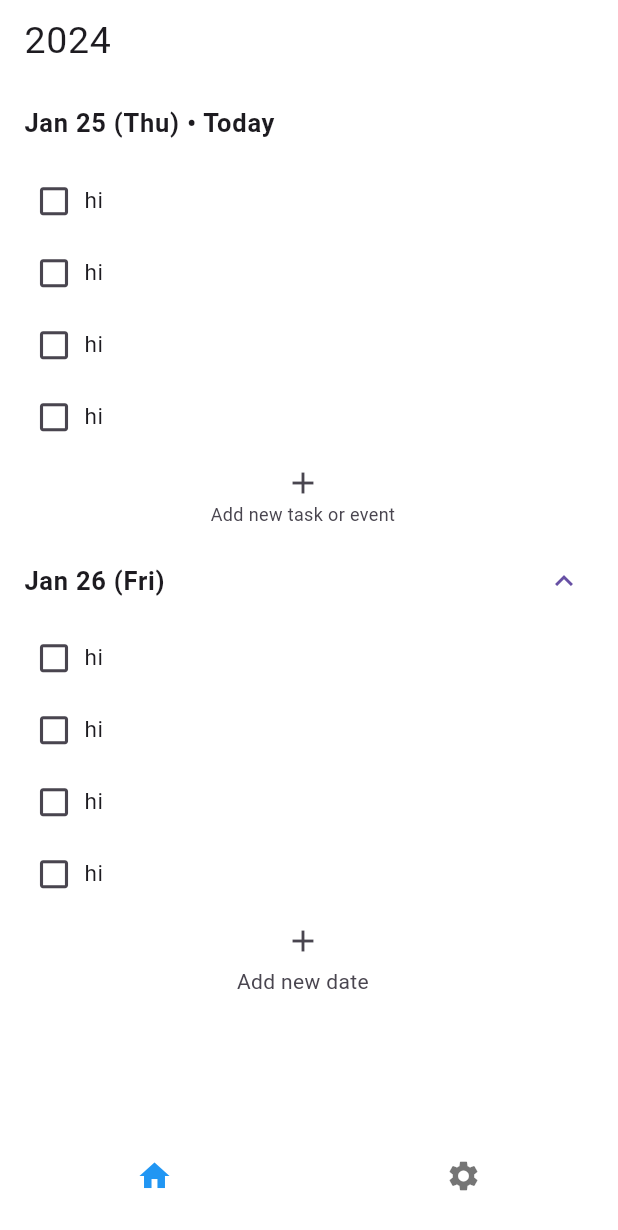
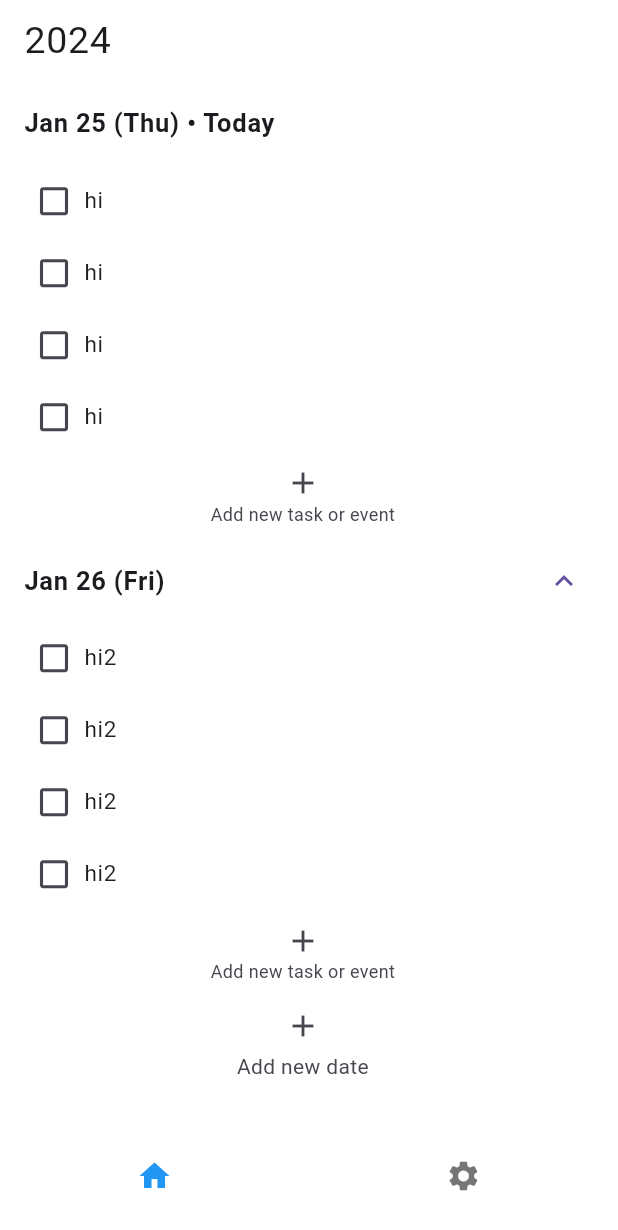
Before and after one commit to James1412/doers, a Flutter app: the screen it shows after launch, on a phone screen of 412 x 824 dp. Shown: the top 1230 px of the screen. Run offline on Flutter 3.47's test engine with Material 3 defaults, Android fonts, the phone set to English and light mode, and no system bars; drawn by our look-alikes of flutter_slidable, like_button; our stand-ins replace vibration; missing offline and left inert: animated_line_through.

Commit message:
tile model to move around dates

```diff
--- a/lib/models/date_tile_model.dart
+++ b/lib/models/date_tile_model.dart
@@ -1,6 +1,8 @@
+import 'package:doers/models/todo_tile_model.dart';
+
 class DateTileModel {
-  int index;
   DateTime date;
+  List<ToDoTileModel> events;
 
-  DateTileModel({required this.date, required this.index});
+  DateTileModel({required this.date, required this.events});
 }
--- a/lib/screens/home_screen.dart
+++ b/lib/screens/home_screen.dart
@@ -1,4 +1,5 @@
-import 'package:doers/components/drag_tile.dart';
+import 'package:doers/components/event_tile.dart';
+import 'package:doers/models/date_tile_model.dart';
 import 'package:doers/models/todo_tile_model.dart';
 import 'package:doers/utils.dart';
 import 'package:flutter/material.dart';
@@ -12,7 +13,10 @@ class HomeScreen extends StatefulWidget {
 }
 
 class _HomeScreenState extends State<HomeScreen> {
-  List<ToDoTileModel> todoList = [
+  List<DateTileModel> dateList = [
+    DateTileModel(
+      date: DateTime.now(),
+      events: [
         ToDoTileModel(
             date: DateTime.now(), text: 'hi', isChecked: ValueNotifier(false)),
         ToDoTileModel(
@@ -21,17 +25,74 @@ class _HomeScreenState extends State<HomeScreen> {
             date: DateTime.now(), text: 'hi', isChecked: ValueNotifier(false)),
         ToDoTileModel(
             date: DateTime.now(), text: 'hi', isChecked: ValueNotifier(false)),
+      ],
+    ),
+    DateTileModel(
+      date: DateTime.now().add(const Duration(days: 1)),
+      events: [
+        ToDoTileModel(
+            date: DateTime.now().add(const Duration(days: 1)),
+            text: 'hi2',
+            isChecked: ValueNotifier(false)),
+        ToDoTileModel(
+            date: DateTime.now().add(const Duration(days: 1)),
+            text: 'hi2',
+            isChecked: ValueNotifier(false)),
+        ToDoTileModel(
+            date: DateTime.now().add(const Duration(days: 1)),
+            text: 'hi2',
+            isChecked: ValueNotifier(false)),
+        ToDoTileModel(
+            date: DateTime.now().add(const Duration(days: 1)),
+            text: 'hi2',
+            isChecked: ValueNotifier(false)),
+      ],
+    ),
   ];
 
-  bool showItems = false;
+  String getDate(DateTime dateTime) {
+    if (isDateToday(dateTime)) {
+      return "${months[dateTime.month]} ${dateTime.day} (${weekdays[dateTime.weekday]}) • Today";
+    }
+    return "${months[dateTime.month]} ${dateTime.day} (${weekdays[dateTime.weekday]})";
+  }
 
-  String getDate(DateTime dateTime) {
+  bool isDateToday(DateTime dateTime) {
     if (DateTime(dateTime.year, dateTime.month, dateTime.day) ==
         DateTime(
             DateTime.now().year, DateTime.now().month, DateTime.now().day)) {
-      return "${months[dateTime.month]} ${dateTime.day} (${weekdays[dateTime.weekday]}) • Today";
+      return true;
+    } else {
+      return false;
     }
-    return "${months[dateTime.month]} ${dateTime.day} (${weekdays[dateTime.weekday]})";
+  }
+
+  bool isSameDate = false;
+  void onAccept(
+      DragTargetDetails<ToDoTileModel> receivedData, DateTileModel dateTile) {
+    final receivedYear = receivedData.data.date.year;
+    final receivedMonth = receivedData.data.date.month;
+    final receivedDay = receivedData.data.date.day;
+    final receivedDate = DateTime(receivedYear, receivedMonth, receivedDay);
+    final dateTileDate =
+        DateTime(dateTile.date.year, dateTile.date.month, dateTile.date.day);
+    if (receivedDate == dateTileDate) {
+      isSameDate = true;
+      setState(() {});
+      return;
+    }
+    setState(() {
+      isSameDate = false;
+      receivedData.data.date = dateTileDate;
+      dateTile.events.add(receivedData.data);
+    });
+  }
+
+  void onDragComplete(dateTile, event) {
+    if (isSameDate) return;
+    setState(() {
+      dateTile.events.remove(event);
+    });
   }
 
   @override
@@ -51,45 +112,61 @@ class _HomeScreenState extends State<HomeScreen> {
               ),
             ),
             // Each day expansion tile
+            for (DateTileModel dateTile in dateList)
               DragTarget(
-              onAcceptWithDetails: (data) {
-                // TODO: if item is already in the day, don't add again
-                todoList.add(ToDoTileModel(
-                    date: DateTime.now(),
-                    text: 'added',
-                    isChecked: ValueNotifier(false)));
-                setState(() {});
-              },
+                onAcceptWithDetails:
+                    (DragTargetDetails<ToDoTileModel> details) =>
+                        onAccept(details, dateTile),
                 builder: (context, candidateData, rejectedData) {
                   return Opacity(
                     opacity: candidateData.isNotEmpty ? 0.5 : 1,
+                    child: Slidable(
+                      key: UniqueKey(),
+                      endActionPane: ActionPane(
+                        motion: const DrawerMotion(),
+                        children: [
+                          SlidableAction(
+                            backgroundColor: Colors.red,
+                            onPressed: (value) {
+                              setState(() {
+                                dateList.remove(dateTile);
+                              });
+                            },
+                            icon: Icons.delete,
+                          ),
+                        ],
+                      ),
                       child: ExpansionTile(
                         initiallyExpanded: true,
-                    iconColor: Colors.transparent,
+                        iconColor: isDateToday(dateTile.date)
+                            ? Colors.transparent
+                            : null,
                         shape: const BeveledRectangleBorder(),
                         title: Text(
-                      getDate(DateTime.now()),
+                          getDate(dateTile.date),
                           style: const TextStyle(
                             fontWeight: FontWeight.bold,
                             fontSize: 17,
                           ),
                         ),
                         children: [
-                      for (var todoItem in todoList)
+                          for (ToDoTileModel event in dateTile.events)
                             LongPressDraggable(
+                              onDragCompleted: () =>
+                                  onDragComplete(dateTile, event),
                               axis: Axis.vertical,
-                          data: todoItem,
+                              data: event,
                               // feedback shows widget when dragging
                               feedback: SizedBox(
                                 width: double.maxFinite,
                                 height: 50,
                                 child: Material(
-                              elevation: 5,
                                   shadowColor: Colors.black,
-                              child: dragTile(todoItem.isChecked, todoItem.text,
+                                  child: dragTile(event.isChecked, event.text,
                                       Colors.grey.withOpacity(0.5)),
                                 ),
                               ),
+                              // regular child when not dragged
                               child: Slidable(
                                 key: UniqueKey(),
                                 endActionPane: ActionPane(
@@ -103,20 +180,24 @@ class _HomeScreenState extends State<HomeScreen> {
                                     ),
                                     SlidableAction(
                                       backgroundColor: Colors.red,
-                                  onPressed: (value) {},
+                                      onPressed: (value) {
+                                        setState(() {
+                                          dateTile.events.remove(event);
+                                        });
+                                      },
                                       icon: Icons.delete,
                                     ),
                                   ],
                                 ),
-                            child: dragTile(todoItem.isChecked, todoItem.text,
-                                Colors.white),
+                                child: dragTile(
+                                    event.isChecked, event.text, Colors.white),
                               ),
                             ),
                           // Add List Tile
                           InkWell(
                             onTap: () {
                               setState(() {
-                            todoList.add(ToDoTileModel(
+                                dateTile.events.add(ToDoTileModel(
                                     date: DateTime.now(),
                                     text: '',
                                     isChecked: ValueNotifier(false)));
@@ -133,29 +214,6 @@ class _HomeScreenState extends State<HomeScreen> {
                           ),
                         ],
                       ),
-                );
-              },
-            ),
-            DragTarget(
-              onAcceptWithDetails: (data) {},
-              builder: (context, candidateData, rejectedData) {
-                return Opacity(
-                  opacity: candidateData.isNotEmpty ? 0.5 : 1,
-                  child: ExpansionTile(
-                    initiallyExpanded: true,
-                    shape: const BeveledRectangleBorder(),
-                    title: Text(
-                      getDate(DateTime.now().add(const Duration(days: 1))),
-                      style: const TextStyle(
-                        fontWeight: FontWeight.bold,
-                        fontSize: 17,
-                      ),
-                    ),
-                    children: [
-                      for (var todoItem in todoList)
-                        dragTile(
-                            todoItem.isChecked, todoItem.text, Colors.white),
-                    ],
                     ),
                   );
                 },
```
Also changed, not shown: lib/components/date_tile.dart (added, +15 -0 lines), lib/components/event_tile.dart (renamed from lib/components/drag_tile.dart), 3 other files. Lines whose indentation alone changed are shown as unchanged.
